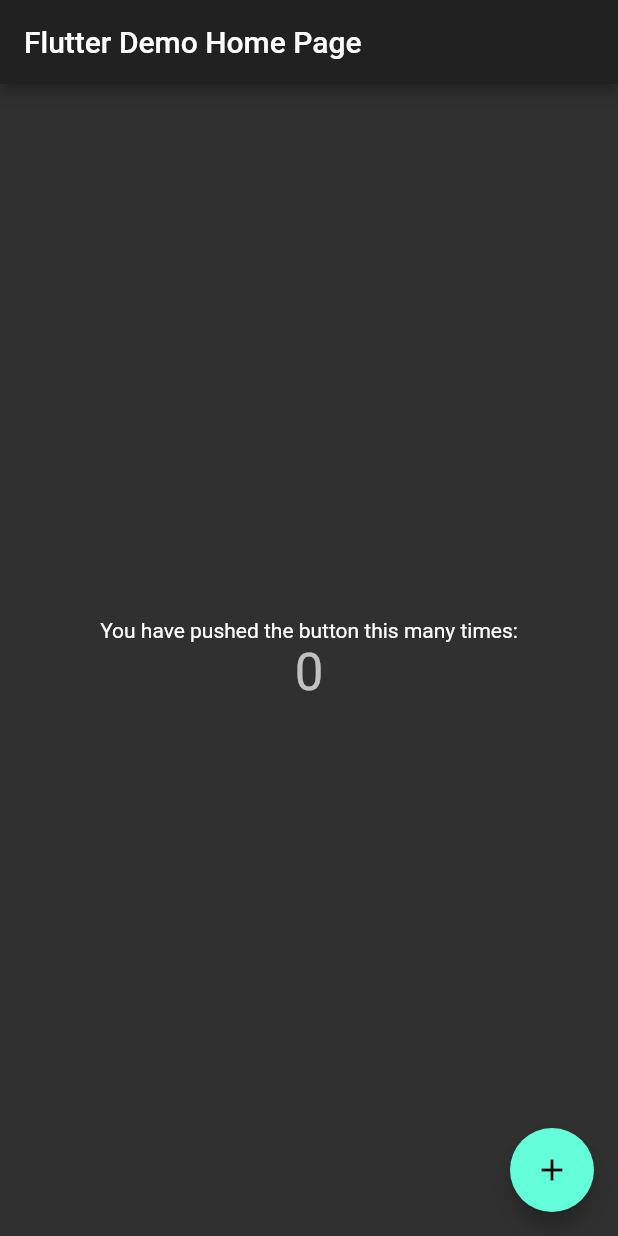
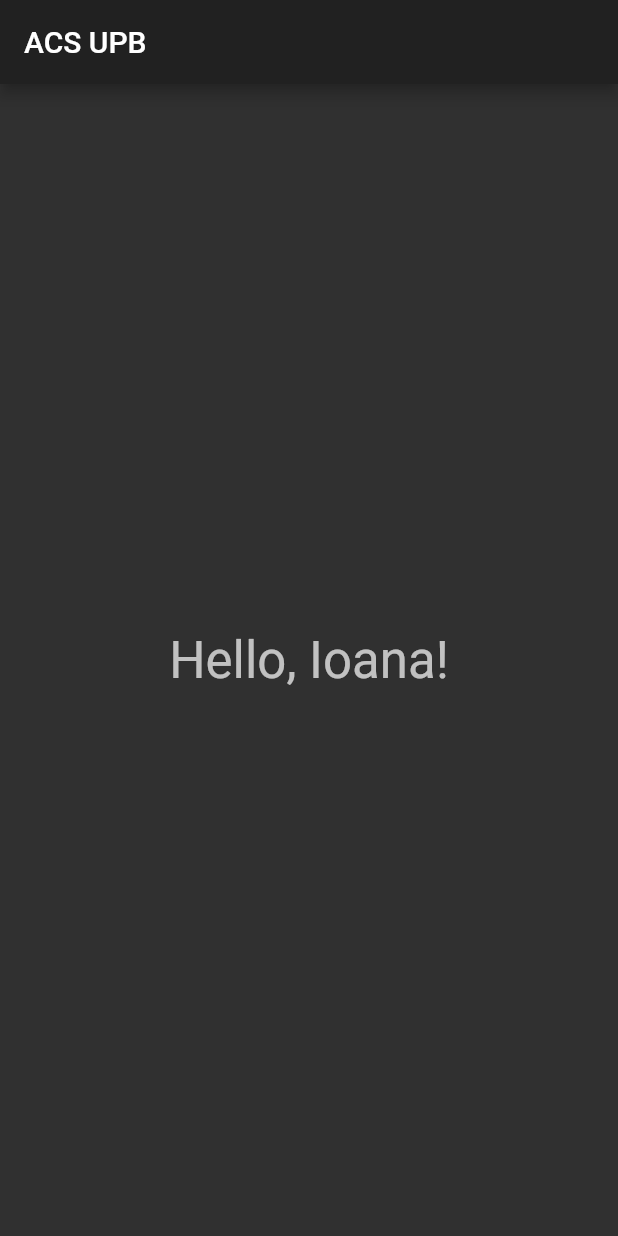
Before and after one commit to student-hub/acs-upb-mobile, a Flutter app: the screen it shows after launch, on a phone screen of 412 x 824 dp. Run offline on Flutter 3.47's test engine with Material 2 defaults, Android fonts, the phone set to English and light mode, and no system bars; our stand-ins replace dynamic_theme.

```diff
--- /dev/null
+++ b/lib/l10n/intl_en.arb
@@ -0,0 +1,4 @@
+{
+  "title": "ACS UPB",
+  "hello": "Hello, {name}!"
+}
--- /dev/null
+++ b/lib/l10n/intl_ro.arb
@@ -0,0 +1,4 @@
+{
+  "title": "ACS UPB",
+  "hello": "Bună, {name}!"
+}
--- a/lib/main.dart
+++ b/lib/main.dart
@@ -1,5 +1,8 @@
 import 'package:flutter/material.dart';
 import 'package:dynamic_theme/dynamic_theme.dart';
+import 'package:flutter_localizations/flutter_localizations.dart';
+
+import 'generated/l10n.dart';
 
 void main() => runApp(MyApp());
 
@@ -10,101 +13,39 @@ class MyApp extends StatelessWidget {
     return DynamicTheme(
         defaultBrightness: Brightness.dark,
         data: (brightness) => ThemeData(
-          primarySwatch: Colors.indigo,
-          brightness: brightness,
-        ),
+              primarySwatch: Colors.indigo,
+              brightness: brightness,
+            ),
         themedWidgetBuilder: (context, theme) {
           return MaterialApp(
-            title: 'Flutter Demo',
-            theme: theme,
-            home: MyHomePage(title: 'Flutter Demo Home Page'),
-          );
-        }
+              localizationsDelegates: [
+                GlobalMaterialLocalizations.delegate,
+                GlobalWidgetsLocalizations.delegate,
+                S.delegate
+              ],
+              supportedLocales: S.delegate.supportedLocales,
+              theme: theme,
+              home: MyHomePage());
+        });
+  }
+}
+
+class MyHomePage extends StatelessWidget {
+  MyHomePage({Key key, this.title}) : super(key: key);
+  final String title;
+
+  @override
+  Widget build(BuildContext context) {
+    return Scaffold(
+      appBar: AppBar(
+        title: Text(S.of(context).title),
+      ),
+      body: Center(
+        child: Text(
+          S.of(context).hello('Ioana'),
+          style: Theme.of(context).textTheme.headline4,
+        ),
+      ),
     );
   }
 }
-
-class MyHomePage extends StatefulWidget {
-  MyHomePage({Key key, this.title}) : super(key: key);
-
-  // This widget is the home page of your application. It is stateful, meaning
-  // that it has a State object (defined below) that contains fields that affect
-  // how it looks.
-
-  // This class is the configuration for the state. It holds the values (in this
-  // case the title) provided by the parent (in this case the App widget) and
-  // used by the build method of the State. Fields in a Widget subclass are
-  // always marked "final".
-
-  final String title;
-
-  @override
-  _MyHomePageState createState() => _MyHomePageState();
-}
-
-class _MyHomePageState extends State<MyHomePage> {
-  int _counter = 0;
-
-  void _incrementCounter() {
-    setState(() {
-      // This call to setState tells the Flutter framework that something has
-      // changed in this State, which causes it to rerun the build method below
-      // so that the display can reflect the updated values. If we changed
-      // _counter without calling setState(), then the build method would not be
-      // called again, and so nothing would appear to happen.
-      _counter++;
-    });
-  }
-
-  @override
-  Widget build(BuildContext context) {
-    // This method is rerun every time setState is called, for instance as done
-    // by the _incrementCounter method above.
-    //
-    // The Flutter framework has been optimized to make rerunning build methods
-    // fast, so that you can just rebuild anything that needs updating rather
-    // than having to individually change instances of widgets.
-    return Scaffold(
-      appBar: AppBar(
-        // Here we take the value from the MyHomePage object that was created by
-        // the App.build method, and use it to set our appbar title.
-        title: Text(widget.title),
-      ),
-      body: Center(
-        // Center is a layout widget. It takes a single child and positions it
-        // in the middle of the parent.
-        child: Column(
-          // Column is also a layout widget. It takes a list of children and
-          // arranges them vertically. By default, it sizes itself to fit its
-          // children horizontally, and tries to be as tall as its parent.
-          //
-          // Invoke "debug painting" (press "p" in the console, choose the
-          // "Toggle Debug Paint" action from the Flutter Inspector in Android
-          // Studio, or the "Toggle Debug Paint" command in Visual Studio Code)
-          // to see the wireframe for each widget.
-          //
-          // Column has various properties to control how it sizes itself and
-          // how it positions its children. Here we use mainAxisAlignment to
-          // center the children vertically; the main axis here is the vertical
-          // axis because Columns are vertical (the cross axis would be
-          // horizontal).
-          mainAxisAlignment: MainAxisAlignment.center,
-          children: <Widget>[
-            Text(
-              'You have pushed the button this many times:',
-            ),
-            Text(
-              '$_counter',
-              style: Theme.of(context).textTheme.headline4,
-            ),
-          ],
-        ),
-      ),
-      floatingActionButton: FloatingActionButton(
-        onPressed: _incrementCounter,
-        tooltip: 'Increment',
-        child: Icon(Icons.add),
-      ), // This trailing comma makes auto-formatting nicer for build methods.
-    );
-  }
-}
```
Also changed, not shown: pubspec.yaml (+11 -1 lines), lib/generated/intl/messages_all.dart (added), lib/generated/intl/messages_en.dart (added), lib/generated/intl/messages_ro.dart (added), lib/generated/l10n.dart (added), pubspec.lock.
